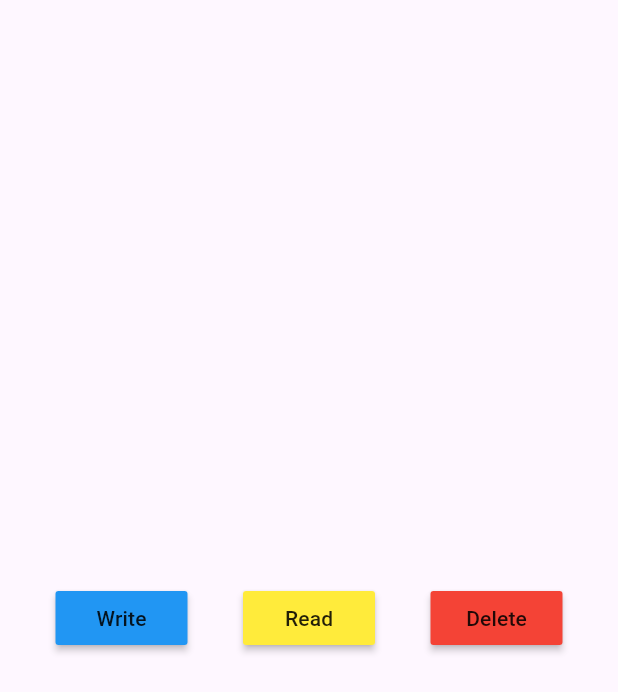
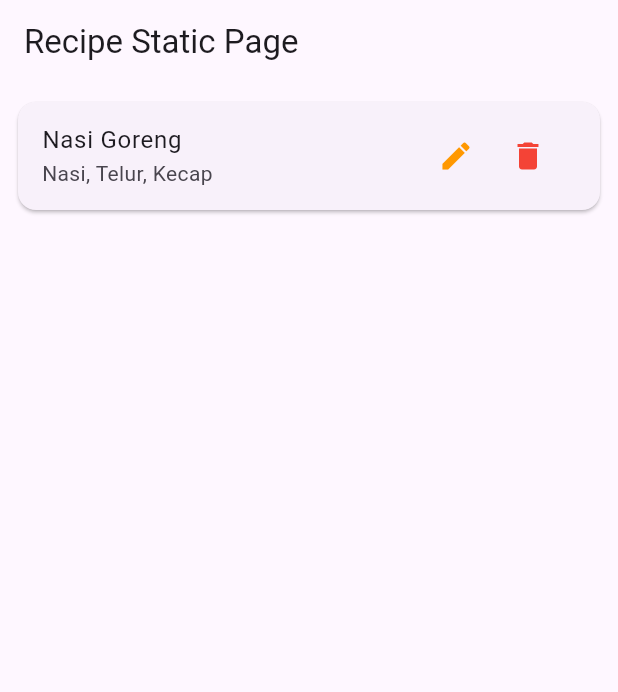
Before and after one commit to BaomaDev/Tugas2_PPB_RecipeApp, a Flutter app: the screen it shows after launch, on a phone screen of 412 x 824 dp. Shown: the top 692 px of the screen. Run offline on Flutter 3.47's test engine with Material 3 defaults, Android fonts, the phone set to English and light mode, and no system bars; our stand-ins replace hive, hive_flutter; accounts and stored records are empty.

Commit message:
feat : CRUD operations with static data from crud screen

```diff
--- a/lib/main.dart
+++ b/lib/main.dart
@@ -1,13 +1,20 @@
 import 'package:flutter/material.dart';
 import 'package:hive_flutter/hive_flutter.dart';
-import 'package:tugas2/home_page.dart';
+import 'package:tugas2/screens/crud_screen.dart';
+import 'models/recipe.dart';
 
 void main() async {
+  WidgetsFlutterBinding.ensureInitialized(); // 👈 always do this before async code (GPT HELP)
+
   // init Hive
   await Hive.initFlutter();
 
-  // open box (ngebuat sebuah database yang dinamakan myBox)
-  var box = await Hive.openBox('mybox');
+  Hive.registerAdapter(
+    RecipeAdapter(),
+  ); // 👈 register the adapter for your model (GPT HELP)
+
+  // open box
+  await Hive.openBox<Recipe>('recipes');
 
   runApp(const MyApp());
 }
@@ -22,7 +29,7 @@ class MyApp extends StatelessWidget {
       theme: ThemeData(
         colorScheme: ColorScheme.fromSeed(seedColor: Colors.deepPurple),
       ),
-      home: HomePage(),
+      home: RecipeStaticPage(),
     );
   }
 }
--- a/lib/models/recipe.dart
+++ b/lib/models/recipe.dart
@@ -0,0 +1,33 @@
+import 'package:hive/hive.dart';
+
+part 'recipe.g.dart'; // generated adapter -> source GPT
+
+@HiveType(typeId: 0)
+class Recipe extends HiveObject {
+  @HiveField(0)
+  int id;
+
+  @HiveField(1)
+  String title;
+
+  @HiveField(2)
+  List<String> ingredients;
+
+  @HiveField(3)
+  String steps;
+
+  @HiveField(4)
+  String? imagePath;
+
+  @HiveField(5)
+  DateTime createdAt;
+
+  Recipe({
+    required this.id,
+    required this.title,
+    required this.ingredients,
+    required this.steps,
+    this.imagePath,
+    required this.createdAt,
+  });
+}
--- a/lib/screens/crud_screen.dart
+++ b/lib/screens/crud_screen.dart
@@ -0,0 +1,144 @@
+/* GENERATED BY GPT FOR TESTING PURPOSES */
+import 'package:flutter/material.dart';
+import '../models/recipe.dart';
+import '../services/recipe_service.dart';
+import 'package:hive/hive.dart';
+
+class RecipeStaticPage extends StatefulWidget {
+  const RecipeStaticPage({super.key});
+
+  @override
+  State<RecipeStaticPage> createState() => _RecipeStaticPageState();
+}
+
+class _RecipeStaticPageState extends State<RecipeStaticPage> {
+  final RecipeService _recipeService = RecipeService();
+  List<Recipe> _recipes = [];
+
+  @override
+  void initState() {
+    super.initState();
+
+    // Tambahkan data statis hanya jika belum ada data
+    if (_recipeService.getAllRecipes().isEmpty) {
+      _recipeService.addRecipe(
+        Recipe(
+          id: DateTime.now().millisecondsSinceEpoch,
+          title: 'Nasi Goreng',
+          ingredients: ['Nasi', 'Telur', 'Kecap'],
+          steps:
+              '1. Tumis bawang\n2. Masukkan telur dan nasi\n3. Tambahkan kecap',
+          createdAt: DateTime.now(),
+        ),
+      );
+    }
+
+    _loadRecipes();
+  }
+
+  void _loadRecipes() {
+    setState(() {
+      _recipes = _recipeService.getAllRecipes();
+    });
+  }
+
+  void _editRecipeDialog(Recipe recipe, int key) {
+    final titleController = TextEditingController(text: recipe.title);
+    final ingredientsController = TextEditingController(
+      text: recipe.ingredients.join(', '),
+    );
+    final stepsController = TextEditingController(text: recipe.steps);
+
+    showDialog(
+      context: context,
+      builder:
+          (_) => AlertDialog(
+            title: Text('Edit Recipe'),
+            content: SingleChildScrollView(
+              child: Column(
+                children: [
+                  TextField(
+                    controller: titleController,
+                    decoration: InputDecoration(labelText: 'Title'),
+                  ),
+                  TextField(
+                    controller: ingredientsController,
+                    decoration: InputDecoration(labelText: 'Ingredients'),
+                  ),
+                  TextField(
+                    controller: stepsController,
+                    decoration: InputDecoration(labelText: 'Steps'),
+                    maxLines: 3,
+                  ),
+                ],
+              ),
+            ),
+            actions: [
+              TextButton(
+                onPressed: () {
+                  final updated = Recipe(
+                    id: recipe.id,
+                    title: titleController.text,
+                    ingredients:
+                        ingredientsController.text
+                            .split(',')
+                            .map((e) => e.trim())
+                            .toList(),
+                    steps: stepsController.text,
+                    createdAt: recipe.createdAt,
+                  );
+
+                  _recipeService.updateRecipe(key, updated);
+                  _loadRecipes();
+                  Navigator.pop(context);
+                },
+                child: Text('Save'),
+              ),
+            ],
+          ),
+    );
+  }
+
+  void _deleteRecipe(int key) {
+    _recipeService.deleteRecipe(key);
+    _loadRecipes();
+  }
+
+  @override
+  Widget build(BuildContext context) {
+    return Scaffold(
+      appBar: AppBar(title: const Text('Recipe Static Page')),
+      body: ListView.builder(
+        itemCount: _recipes.length,
+        itemBuilder: (context, index) {
+          final recipe = _recipes[index];
+          final key =
+              _recipeService.getAllRecipes().length > index
+                  ? Hive.box<Recipe>('recipes').keyAt(index) as int
+                  : index;
+
+          return Card(
+            margin: EdgeInsets.all(12),
+            child: ListTile(
+              title: Text(recipe.title),
+              subtitle: Text(recipe.ingredients.join(', ')),
+              trailing: Row(
+                mainAxisSize: MainAxisSize.min,
+                children: [
+                  IconButton(
+                    icon: Icon(Icons.edit, color: Colors.orange),
+                    onPressed: () => _editRecipeDialog(recipe, key),
+                  ),
+                  IconButton(
+                    icon: Icon(Icons.delete, color: Colors.red),
+                    onPressed: () => _deleteRecipe(key),
+                  ),
+                ],
+              ),
+            ),
+          );
+        },
+      ),
+    );
+  }
+}
--- a/lib/services/recipe_service.dart
+++ b/lib/services/recipe_service.dart
@@ -0,0 +1,32 @@
+import 'package:hive/hive.dart';
+import '../models/recipe.dart';
+
+class RecipeService {
+  // Call box
+  final Box<Recipe> _box = Hive.box<Recipe>('recipes');
+
+  // Create
+  void addRecipe(Recipe recipe) {
+    _box.add(recipe);
+  }
+
+  // Read all
+  List<Recipe> getAllRecipes() {
+    return _box.values.toList();
+  }
+
+  // Read
+  Recipe? getRecipe(int index) {
+    return _box.get(index);
+  }
+
+  // Update
+  void updateRecipe(int key, Recipe updatedRecipe) {
+    _box.put(key, updatedRecipe);
+  }
+
+  // Delete
+  void deleteRecipe(int key) {
+    _box.delete(key);
+  }
+}
```
Also changed, not shown: lib/models/recipe.g.dart (added), lib/utils/helpers.dart (line endings or trailing spaces).
